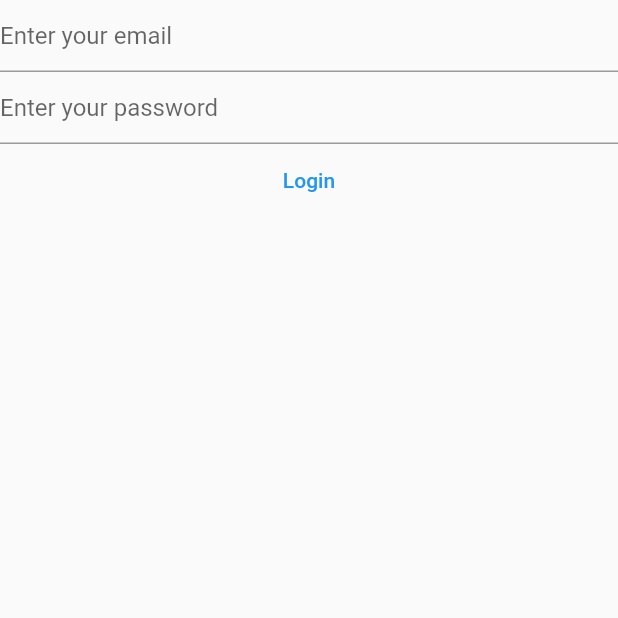
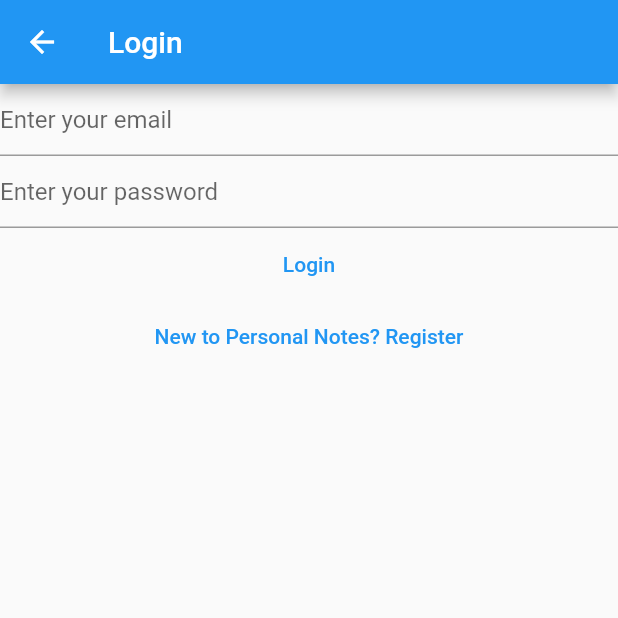
Before and after one commit to d3vluqman/personal_notes, a Flutter app: the LoginView screen opened directly, on a phone screen of 412 x 824 dp, the top half of it. Run offline on Flutter 3.47's test engine with Material 2 defaults, Android fonts, the light colour scheme and no system bars; our stand-ins replace firebase_auth, firebase_core; accounts and stored records are empty.

Commit message:
add cta to register if not registered

```diff
--- a/lib/views/login_view.dart
+++ b/lib/views/login_view.dart
@@ -28,7 +28,9 @@ class _LoginViewState extends State<LoginView> {
 
   @override
   Widget build(BuildContext context) {
-    return Column(
+    return Scaffold(
+      appBar: AppBar(title: const Text("Login")),
+      body: Column(
         children: [
           TextField(
             controller: _email,
@@ -73,7 +75,15 @@ class _LoginViewState extends State<LoginView> {
             },
             child: const Text("Login"),
           ),
+          TextButton(
+            onPressed: () {
+              Navigator.of(context)
+                  .pushNamedAndRemoveUntil("/register", (route) => false);
+            },
+            child: const Text("New to Personal Notes? Register"),
+          )
         ],
+      ),
     );
   }
 }
```
Lines whose indentation alone changed are shown as unchanged.
